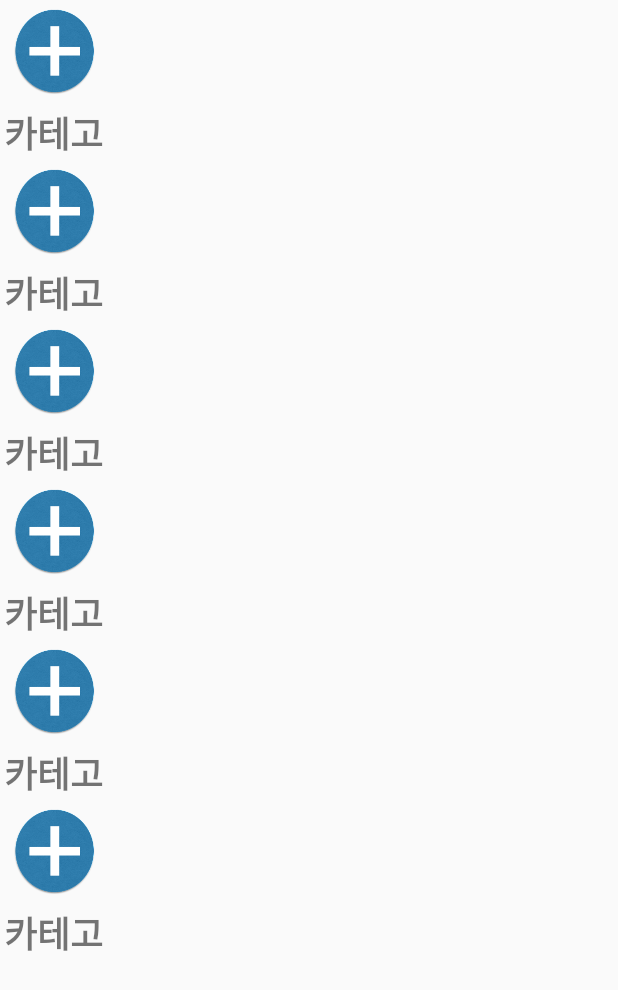
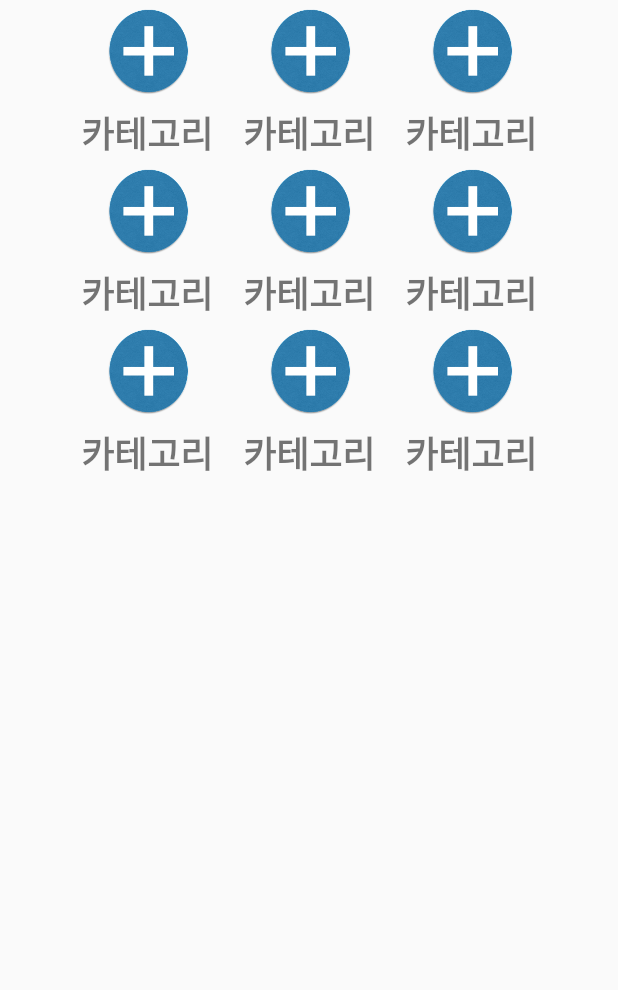
Before and after one commit to sungsu9022/legacy-mody-android, an Android app: the SelectCategoryActivity screen opened directly, with no data from a screen before it, on a phone screen of 412 x 824 dp. Shown: the top 990 px of the screen. Run offline under Robolectric (Android 15) with nearby library versions, the phone set to English and light mode, and no system bars.

Commit message:
category list 관련 작업

```diff
--- a/app/src/main/java/com/connectu/mody/category/activity/SelectCategoryActivity.java
+++ b/app/src/main/java/com/connectu/mody/category/activity/SelectCategoryActivity.java
@@ -1,31 +1,22 @@
 package com.connectu.mody.category.activity;
 
-import android.app.AlertDialog;
-import android.app.ListActivity;
-import android.content.Context;
-import android.content.DialogInterface;
+import android.app.Activity;
 import android.os.Bundle;
-import android.view.LayoutInflater;
-import android.view.View;
-import android.view.ViewGroup;
-import android.widget.AdapterView;
-import android.widget.ArrayAdapter;
-import android.widget.Button;
-import android.widget.Spinner;
-import android.widget.TextView;
 
 import com.connectu.mody.R;
-import com.connectu.mody.main.activity.MainActivity;
+import com.connectu.mody.category.model.CategoryTypeEnum;
 
-import java.util.ArrayList;
-import android.widget.Spinner;
-import android.widget.Toast;
-
-public class SelectCategoryActivity extends ListActivity {
+public class SelectCategoryActivity extends Activity {
 
     @Override
     public void onCreate(Bundle savedInstanceState) {
         super.onCreate(savedInstanceState);
         setContentView(R.layout.activity_select_category);
+
+        CategoryTypeEnum[] categoryTypeEnums = CategoryTypeEnum.values();
+
+
+
     }
+
 }
--- /dev/null
+++ b/app/src/main/java/com/connectu/mody/category/model/CategoryTypeEnum.java
@@ -0,0 +1,28 @@
+package com.connectu.mody.category.model;
+
+/**
+ * Created by seongsuPark on 15. 6. 28..
+ */
+public enum CategoryTypeEnum {
+    MEET("만남","http://www.iconsdownload.net/icons/512/13788-man-and-woman-standing-silhouette-vector.png"),
+    ADULT("19","http://image.club5678.com/imgs/regist/070414/icon_19.gif"),
+    SPORT("스포츠", "http://www.fitacrosscultures.com/wp-content/uploads/2013/09/FIT_sports_icon1.png"),
+    STUDY("스터디", "http://tkr.khazanah.com.my/2013/images/case-icon.png"),
+    TRAVEL("여행", "http://www.clker.com/cliparts/P/O/p/c/c/N/travel-icon-airplane-md.png"),
+    MEAL("밥","https://shop.fiu.edu/_assets/images/one-card/icon_utensils.png"),
+    PERFORMANCE("공연","http://cache4.asset-cache.net/xc/494856317.jpg?v=2&c=IWSAsset&k=2&d=zKa0O67xK3zmIKg0MVKprzhvZo5kwoyPYtrh4SagZYzAm5vT3ESURPgFcjv5SOh-0"),
+    ETC("기타","http://fullofbooks.com.au/images/categories/etc_icon.png");
+
+    private String name;
+    private String url;
+
+    CategoryTypeEnum(String name, String url) {
+        this.name = name;
+        this.url = url;
+    }
+
+    public String getName() {
+        return name;
+    }
+
+}
--- a/app/src/main/java/com/connectu/mody/setting/activity/SettingActivity.java
+++ b/app/src/main/java/com/connectu/mody/setting/activity/SettingActivity.java
@@ -8,18 +8,13 @@ import android.os.Bundle;
 import android.view.LayoutInflater;
 import android.view.View;
 import android.view.ViewGroup;
-import android.widget.AdapterView;
 import android.widget.ArrayAdapter;
 import android.widget.Button;
-import android.widget.Spinner;
 import android.widget.TextView;
 
 import com.connectu.mody.R;
-import com.connectu.mody.main.activity.MainActivity;
 
 import java.util.ArrayList;
-import android.widget.Spinner;
-import android.widget.Toast;
 
 public class SettingActivity extends ListActivity {
 
--- a/app/src/main/res/layout/activity_select_category.xml
+++ b/app/src/main/res/layout/activity_select_category.xml
@@ -4,47 +4,85 @@
     android:layout_width="match_parent"
     android:layout_height="match_parent">
 
-    <include
-        android:id="@+id/gnb_layout"
+    <TableLayout
         android:layout_width="fill_parent"
         android:layout_height="fill_parent"
-        layout="@layout/layout_gnb"
-        android:layout_gravity="center_vertical"
-        android:layout_weight="0.91" />
+        android:id="@+id/categoryTableLayout">
 
-    <TableLayout
-        android:layout_width="wrap_content"
-        android:layout_height="match_parent">
 
+        <TableRow
+            android:layout_width="fill_parent"
+            android:layout_gravity="center_horizontal"
+            android:gravity="center_horizontal"
+            android:orientation="vertical">
            <include
                android:layout_width="wrap_content"
                android:layout_height="wrap_content"
+               android:layout_marginLeft="10dp"
+               android:layout_marginRight="10dp"
                layout="@layout/category_item" />
-
             <include
                 android:layout_width="wrap_content"
                 android:layout_height="wrap_content"
+                android:layout_marginLeft="10dp"
+                android:layout_marginRight="10dp"
                 layout="@layout/category_item" />
-
             <include
                 android:layout_width="wrap_content"
                 android:layout_height="wrap_content"
+                android:layout_marginLeft="10dp"
+                android:layout_marginRight="10dp"
                 layout="@layout/category_item" />
+        </TableRow>
 
+        <TableRow
+            android:layout_width="fill_parent"
+            android:gravity="center_horizontal"
+            android:orientation="vertical">
             <include
                 android:layout_width="wrap_content"
                 android:layout_height="wrap_content"
+                android:layout_marginLeft="10dp"
+                android:layout_marginRight="10dp"
                 layout="@layout/category_item" />
-
             <include
                 android:layout_width="wrap_content"
                 android:layout_height="wrap_content"
+                android:layout_marginLeft="10dp"
+                android:layout_marginRight="10dp"
                 layout="@layout/category_item" />
-
             <include
                 android:layout_width="wrap_content"
                 android:layout_height="wrap_content"
+                android:layout_marginLeft="10dp"
+                android:layout_marginRight="10dp"
                 layout="@layout/category_item" />
+        </TableRow>
+
+        <TableRow
+            android:layout_width="fill_parent"
+            android:gravity="center_horizontal"
+            android:orientation="vertical">
+            <include
+                android:layout_width="wrap_content"
+                android:layout_height="wrap_content"
+                android:layout_marginLeft="10dp"
+                android:layout_marginRight="10dp"
+                layout="@layout/category_item" />
+            <include
+                android:layout_width="wrap_content"
+                android:layout_height="wrap_content"
+                android:layout_marginLeft="10dp"
+                android:layout_marginRight="10dp"
+                layout="@layout/category_item" />
+            <include
+                android:layout_width="wrap_content"
+                android:layout_height="wrap_content"
+                android:layout_marginLeft="10dp"
+                android:layout_marginRight="10dp"
+                layout="@layout/category_item" />
+        </TableRow>
+
+
     </TableLayout>
-
 </LinearLayout>
--- a/app/src/main/res/layout/activity_setting.xml
+++ b/app/src/main/res/layout/activity_setting.xml
@@ -6,7 +6,7 @@
     >
     <ListView
         android:id="@+id/android:list"
-        android:layout_width="fill_parent"
+        android:layout_width="wrap_content"
         android:layout_height="fill_parent"
         />
     <TextView
--- a/app/src/main/res/layout/category_item.xml
+++ b/app/src/main/res/layout/category_item.xml
@@ -13,7 +13,7 @@
             android:layout_margin="5dp" />
 
         <TextView
-            android:layout_width="fill_parent"
+            android:layout_width="wrap_content"
             android:layout_height="fill_parent"
             android:gravity="center"
             android:text="카테고리"
```
Lines whose indentation alone changed are shown as unchanged.
